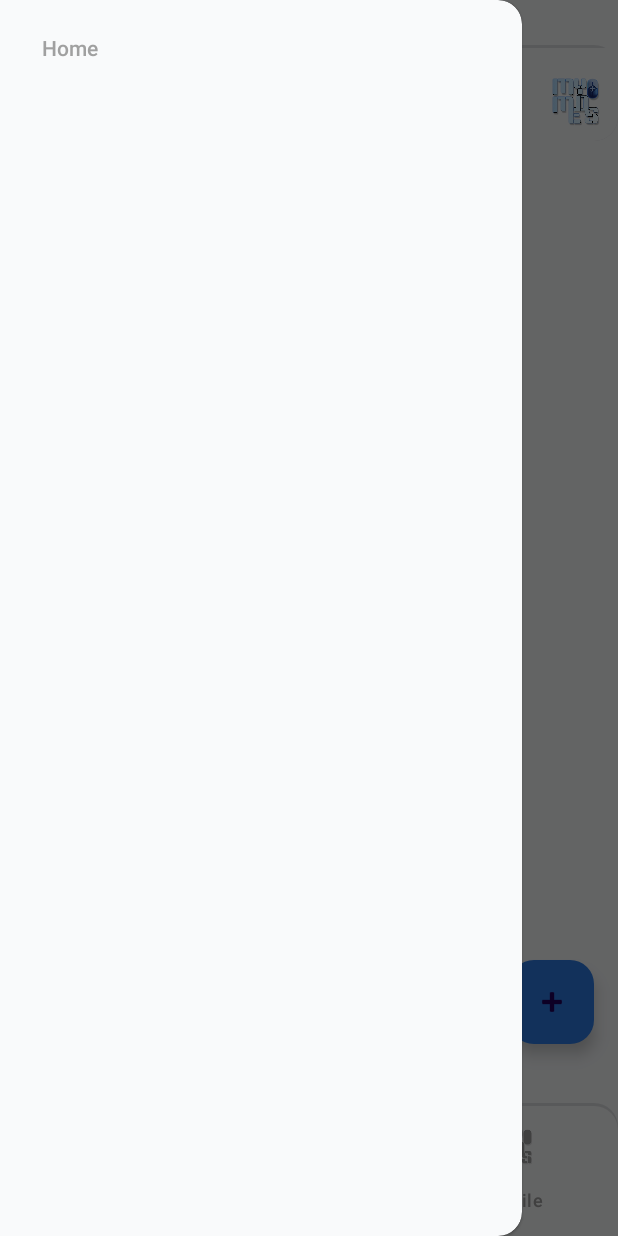
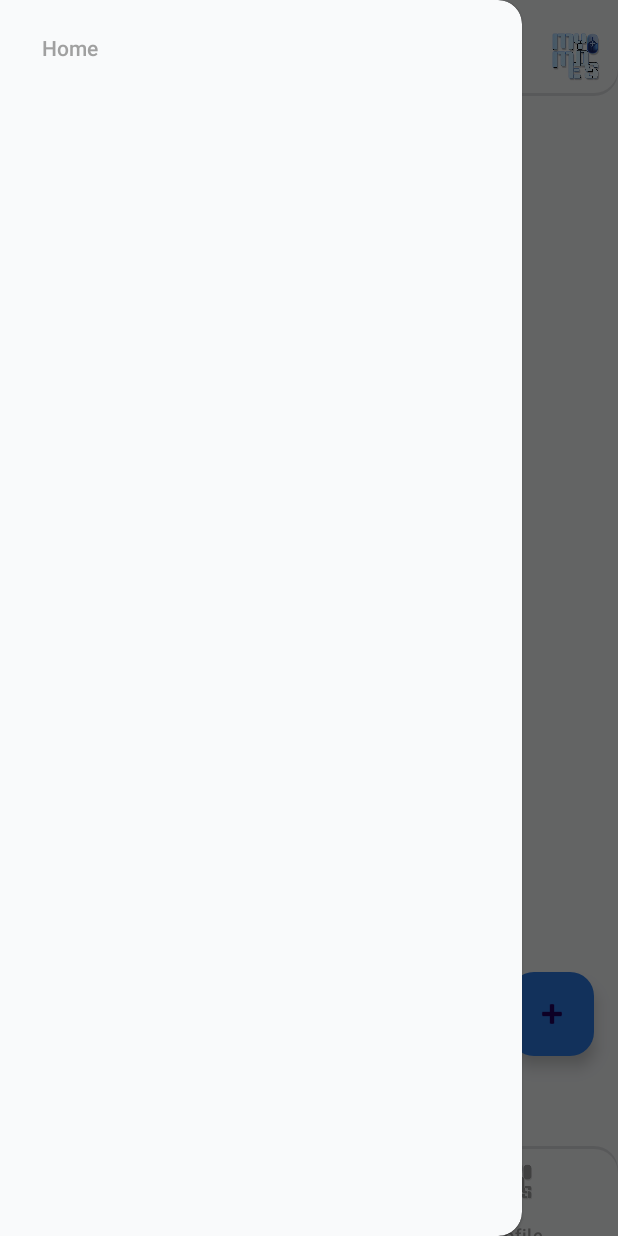
Before and after one commit to ks-official-Sahan/Meds-Android-App, an Android app: the HomeActivity screen opened directly, with no data from a screen before it, with the side drawer open, on a phone screen of 412 x 824 dp. Run offline under Robolectric (Android 15) with nearby library versions, the phone set to English and light mode, and no system bars.

Commit message:
Changes: Fix -> toolbar overflow + bottom navigation overgrow

```diff
--- a/app/src/main/res/drawable/bottom_nav_background.xml
+++ b/app/src/main/res/drawable/bottom_nav_background.xml
@@ -4,6 +4,7 @@
         <shape android:shape="rectangle">
             <solid android:color="#1B000000"/> <!-- Semi-transparent black shadow -->
             <corners android:radius="16dp"/>
+            <padding android:left="0dp" android:right="0dp" android:top="0dp" android:bottom="0dp"/>
         </shape>
     </item>
 
@@ -12,6 +13,7 @@
         <shape android:shape="rectangle">
             <solid android:color="?attr/colorNeutral50"/>
             <corners android:radius="16dp" android:bottomRightRadius="0dp" android:bottomLeftRadius="0dp"/>
+            <padding android:left="0dp" android:right="0dp" android:top="0dp" android:bottom="0dp"/>
         </shape>
     </item>
 </layer-list>
--- a/app/src/main/res/drawable/top_nav_background.xml
+++ b/app/src/main/res/drawable/top_nav_background.xml
@@ -8,7 +8,7 @@
     </item>
 
     <!-- Main Background -->
-    <item android:top="2dp">
+    <item android:bottom="2dp">
         <shape android:shape="rectangle">
             <solid android:color="?attr/colorNeutral50"/>
             <corners android:radius="16dp" android:topRightRadius="0dp" android:topLeftRadius="0dp"/>
--- a/app/src/main/res/layout/activity_home.xml
+++ b/app/src/main/res/layout/activity_home.xml
@@ -14,13 +14,14 @@
     <androidx.coordinatorlayout.widget.CoordinatorLayout
         android:id="@+id/coordinator_layout_home"
         android:layout_width="match_parent"
-        android:layout_height="match_parent">
+        android:layout_height="match_parent"
+        android:fitsSystemWindows="true">
 
         <com.google.android.material.appbar.AppBarLayout
             android:layout_width="match_parent"
             android:layout_height="wrap_content"
-            android:layout_marginTop="30dp"
-            android:background="@drawable/top_nav_background">
+            android:background="@drawable/top_nav_background"
+            android:clipToPadding="false">
 
             <com.google.android.material.appbar.MaterialToolbar
                 android:id="@+id/toolbar_user"
@@ -40,33 +41,36 @@
             android:layout_height="match_parent"
             app:layout_behavior="@string/appbar_scrolling_view_behavior" />
 
+
+        <com.google.android.material.floatingactionbutton.FloatingActionButton
+            android:id="@+id/fab"
+            android:layout_width="wrap_content"
+            android:layout_height="wrap_content"
+            android:layout_marginEnd="16dp"
+            android:layout_marginBottom="120dp"
+            android:backgroundTint="@color/secondary_light"
+            android:contentDescription="@string/app_name"
+            app:layout_anchor="@id/fragmentContainerViewHome"
+            app:layout_anchorGravity="bottom|end"
+            app:srcCompat="@android:drawable/ic_input_add"
+            tools:visibility="gone" />
+
         <!-- Bottom Navigation -->
         <com.google.android.material.bottomnavigation.BottomNavigationView
             android:id="@+id/bottom_navigation_view_user"
             android:layout_width="match_parent"
             android:layout_height="wrap_content"
             android:layout_gravity="bottom"
+            android:layout_marginBottom="-20dp"
+            android:paddingBottom="0dp"
             android:background="@drawable/bottom_nav_background"
-            android:paddingTop="5dp"
-            android:paddingBottom="3dp"
+            android:foregroundTint="?attr/colorNeutral500"
+            app:itemActiveIndicatorStyle="@drawable/menu_item_background"
+            app:itemIconTint="?attr/colorNeutral500"
             app:labelVisibilityMode="auto"
-            android:foregroundTint="?attr/colorNeutral500"
-            app:itemIconTint="?attr/colorNeutral500"
-            app:itemActiveIndicatorStyle="@drawable/menu_item_background"
-            app:menu="@menu/user_bottom_nav_menu" />
-
-        <com.google.android.material.floatingactionbutton.FloatingActionButton
-            android:id="@+id/fab"
-            android:layout_width="wrap_content"
-            android:layout_height="wrap_content"
-            android:layout_marginEnd="16dp"
-            android:layout_marginBottom="128dp"
-            android:backgroundTint="@color/secondary_light"
-            android:contentDescription="@string/app_name"
-            app:layout_anchor="@id/fragmentContainerViewHome"
-            app:layout_anchorGravity="bottom|end"
-            app:srcCompat="@android:drawable/ic_input_add"
-            tools:visibility="gone" />
+            app:menu="@menu/user_bottom_nav_menu"
+            android:layout_alignParentBottom="true"
+            />
 
     </androidx.coordinatorlayout.widget.CoordinatorLayout>
 
@@ -78,8 +82,8 @@
         android:layout_gravity="start"
         android:background="?attr/colorNeutral50"
         android:fitsSystemWindows="true"
+        app:itemBackground="@drawable/menu_item_background"
         app:menu="@menu/user_navigation_menu"
-        app:itemBackground="@drawable/menu_item_background"
         tools:visibility="visible" />
     <!--        app:headerLayout="@layout/nav_header_main"-->
 
```
